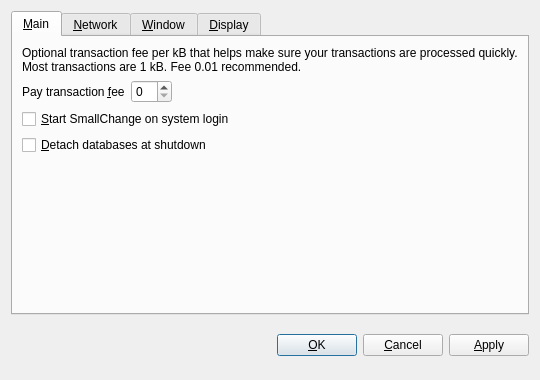
ootraktoroo/kakacoin, file src/qt/forms/optionsdialog.ui: the form before one commit.
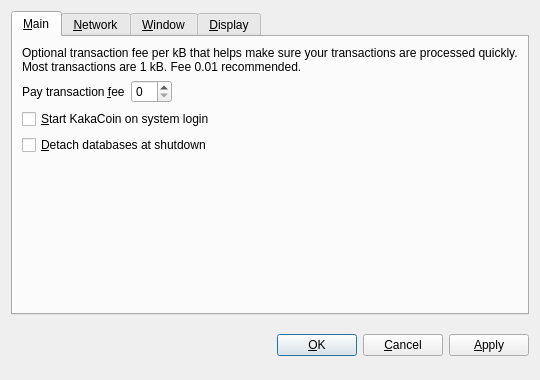
The form after the commit. The open tabs and pages were chosen to show the change. Custom widgets are drawn as their Qt base class.

```diff
--- a/src/qt/forms/optionsdialog.ui
+++ b/src/qt/forms/optionsdialog.ui
@@ -82,7 +82,7 @@
           <string>Automatically start SmallChange after logging in to the system.</string>
          </property>
          <property name="text">
-          <string>&amp;Start SmallChange on system login</string>
+          <string>&amp;Start KakaCoin on system login</string>
          </property>
         </widget>
        </item>
```
Left out of the diff: 10 changed lines with no effect on the pictures.
